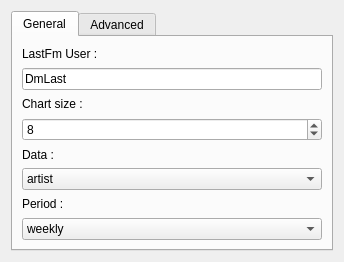
vavrusa/lastmoid, file lastmoidConfig.ui: the form before one commit.
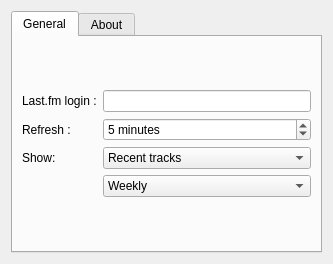
The form after the commit.

What changed in the file:
```diff
--- a/lastmoidConfig.ui
+++ b/lastmoidConfig.ui
@@ -1,12 +1,12 @@
 <ui version="4.0" >
  <class>lastmoidConfig</class>
- <widget class="QWidget" name="lastmoidConfig" >
-  <property name="geometry" >
+ <widget class="QWidget" name="lastmoidConfig">
+  <property name="geometry">
    <rect>
     <x>0</x>
     <y>0</y>
     <width>333</width>
-    <height>262</height>
+    <height>264</height>
    </rect>
   </property>
   <layout class="QVBoxLayout" name="verticalLayout" >
@@ -21,175 +21,158 @@
       </attribute>
       <layout class="QVBoxLayout" name="verticalLayout_2" >
        <item>
-        <widget class="QLabel" name="label" >
-         <property name="text" >
-          <string>LastFm User :</string>
-         </property>
-        </widget>
-       </item>
-       <item>
-        <widget class="QLineEdit" name="user" >
-         <property name="enabled" >
-          <bool>true</bool>
-         </property>
-         <property name="minimumSize" >
-          <size>
-           <width>300</width>
-           <height>0</height>
-          </size>
-         </property>
-         <property name="text" >
-          <string>DmLast</string>
-         </property>
-         <property name="frame" >
-          <bool>true</bool>
-         </property>
-         <property name="dragEnabled" >
-          <bool>false</bool>
-         </property>
-        </widget>
-       </item>
-       <item>
-        <widget class="QLabel" name="label_2" >
-         <property name="text" >
-          <string>Chart size :</string>
-         </property>
-        </widget>
-       </item>
-       <item>
-        <widget class="QSpinBox" name="nbDatas" >
-         <property name="minimumSize" >
-          <size>
-           <width>300</width>
-           <height>0</height>
-          </size>
-         </property>
-         <property name="minimum" >
-          <number>1</number>
-         </property>
-         <property name="value" >
-          <number>8</number>
-         </property>
-        </widget>
-       </item>
-       <item>
-        <widget class="QLabel" name="label_3" >
-         <property name="text" >
-          <string>Data :</string>
-         </property>
-        </widget>
-       </item>
-       <item>
-        <widget class="QComboBox" name="dataType" >
-         <property name="minimumSize" >
-          <size>
-           <width>300</width>
-           <height>0</height>
-          </size>
-         </property>
-         <property name="currentIndex" >
-          <number>0</number>
-         </property>
-         <item>
-          <property name="text" >
-           <string>artist</string>
-          </property>
+        <layout class="QGridLayout" name="gridLayout">
+         <item row="0" column="0">
+          <widget class="QLabel" name="label">
+           <property name="text">
+            <string>Last.fm login :</string>
+           </property>
+          </widget>
          </item>
-         <item>
-          <property name="text" >
-           <string>recentTracks</string>
-          </property>
+         <item row="0" column="1">
+          <widget class="QLineEdit" name="user">
+           <property name="enabled">
+            <bool>true</bool>
+           </property>
+           <property name="minimumSize">
+            <size>
+             <width>0</width>
+             <height>0</height>
+            </size>
+           </property>
+           <property name="text">
+            <string/>
+           </property>
+           <property name="frame">
+            <bool>true</bool>
+           </property>
+           <property name="dragEnabled">
+            <bool>false</bool>
+           </property>
+          </widget>
          </item>
-         <item>
-          <property name="text" >
-           <string>album</string>
-          </property>
+         <item row="1" column="0">
+          <widget class="QLabel" name="lbRate">
+           <property name="text">
+            <string>Refresh :</string>
+           </property>
+          </widget>
          </item>
-         <item>
-          <property name="text" >
-           <string>track</string>
-          </property>
+         <item row="1" column="1">
+          <widget class="QSpinBox" name="timer">
+           <property name="sizePolicy">
+            <sizepolicy hsizetype="Preferred" vsizetype="Fixed">
+             <horstretch>0</horstretch>
+             <verstretch>0</verstretch>
+            </sizepolicy>
+           </property>
+           <property name="suffix">
+            <string> minutes</string>
+           </property>
+           <property name="minimum">
+            <number>1</number>
+           </property>
+           <property name="value">
+            <number>5</number>
+           </property>
+          </widget>
          </item>
-        </widget>
-       </item>
-       <item>
-        <widget class="QLabel" name="label_4" >
-         <property name="text" >
-          <string>Period :</string>
-         </property>
-        </widget>
-       </item>
-       <item>
-        <widget class="QComboBox" name="dataPeriod" >
-         <property name="minimumSize" >
-          <size>
-           <width>300</width>
-           <height>0</height>
-          </size>
-         </property>
-         <property name="currentIndex" >
-          <number>0</number>
-         </property>
-         <item>
-          <property name="text" >
-           <string>weekly</string>
-          </property>
+         <item row="3" column="1">
+          <widget class="QComboBox" name="dataPeriod">
+           <property name="minimumSize">
+            <size>
+             <width>0</width>
+             <height>0</height>
+            </size>
+           </property>
+           <property name="currentIndex">
+            <number>0</number>
+           </property>
+           <item>
+            <property name="text">
+             <string>Weekly</string>
+            </property>
+           </item>
+           <item>
+            <property name="text">
+             <string>Overall</string>
+            </property>
+           </item>
+           <item>
+            <property name="text">
+             <string>3 months</string>
+            </property>
+           </item>
+           <item>
+            <property name="text">
+             <string>6 months</string>
+            </property>
+           </item>
+           <item>
+            <property name="text">
+             <string>12 months</string>
+            </property>
+           </item>
+          </widget>
          </item>
-         <item>
-          <property name="text" >
-           <string>overall</string>
-          </property>
+         <item row="2" column="1">
+          <widget class="QComboBox" name="dataType">
+           <property name="minimumSize">
+            <size>
+             <width>120</width>
+             <height>0</height>
+            </size>
+           </property>
+           <property name="currentIndex">
+            <number>0</number>
+           </property>
+           <item>
+            <property name="text">
+             <string>Recent tracks</string>
+            </property>
+           </item>
+           <item>
+            <property name="text">
+             <string>Top albums</string>
+            </property>
+           </item>
+           <item>
+            <property name="text">
+             <string>Top artists</string>
+            </property>
+           </item>
+           <item>
+            <property name="text">
+             <string>Top tracks</string>
+            </property>
+           </item>
+          </widget>
          </item>
-         <item>
-          <property name="text" >
-           <string>3month</string>
-          </property>
+         <item row="2" column="0">
+          <widget class="QLabel" name="lbData">
+           <property name="sizePolicy">
+            <sizepolicy hsizetype="Preferred" vsizetype="Maximum">
+             <horstretch>0</horstretch>
+             <verstretch>0</verstretch>
+            </sizepolicy>
+           </property>
+           <property name="text">
+            <string>Show:</string>
+           </property>
+          </widget>
          </item>
-         <item>
-          <property name="text" >
-           <string>6month</string>
-          </property>
-         </item>
-         <item>
-          <property name="text" >
-           <string>12month</string>
-          </property>
-         </item>
-        </widget>
+        </layout>
        </item>
       </layout>
      </widget>
-     <widget class="QWidget" name="tab_2" >
-      <attribute name="title" >
-       <string>Advanced</string>
+     <widget class="QWidget" name="tabAbout">
+      <attribute name="title">
+       <string>About</string>
       </attribute>
       <layout class="QVBoxLayout" name="verticalLayout_3" >
        <item>
-        <widget class="QLabel" name="label_5" >
-         <property name="text" >
-          <string>Update Time (min) :</string>
-         </property>
-        </widget>
-       </item>
-       <item>
-        <widget class="QSpinBox" name="timer" >
-         <property name="minimumSize" >
-          <size>
-           <width>300</width>
-           <height>0</height>
-          </size>
-         </property>
-         <property name="minimum" >
-          <number>1</number>
-         </property>
-         <property name="value" >
-          <number>5</number>
-         </property>
-        </widget>
-       </item>
-       <item>
-        <widget class="QLabel" name="label_6" >
-         <property name="minimumSize" >
+        <widget class="QLabel" name="lbAbout">
+         <property name="minimumSize">
           <size>
            <width>0</width>
            <height>110</height>
```
Left out of the diff: 33 changed lines with no effect on the pictures.
